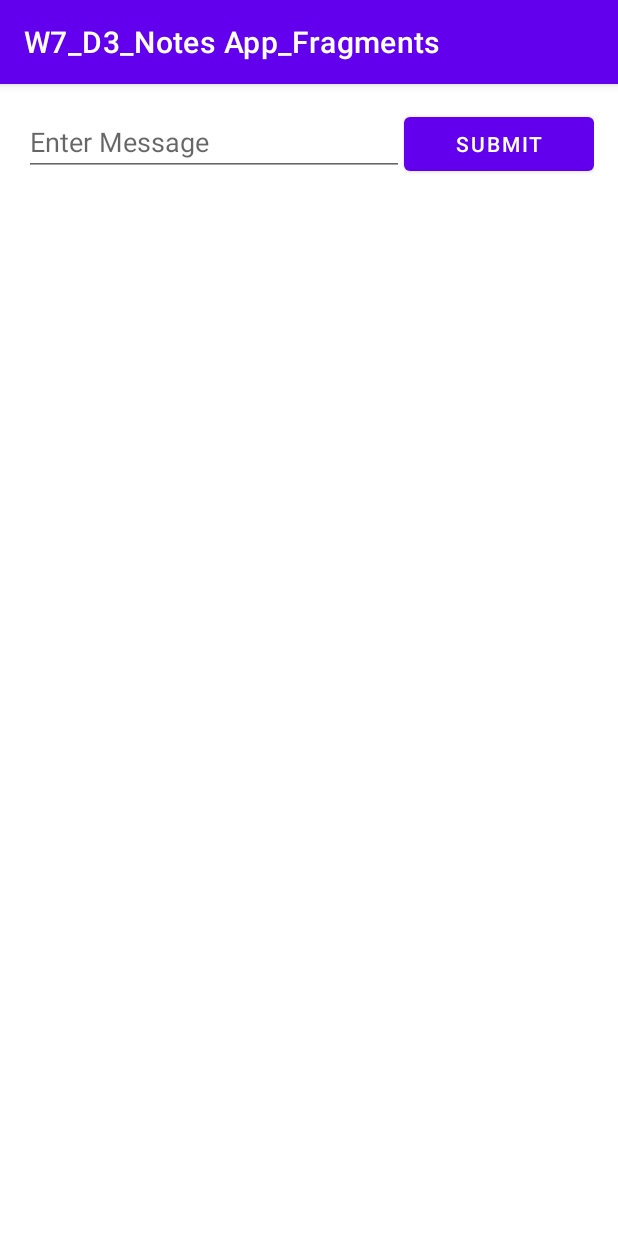
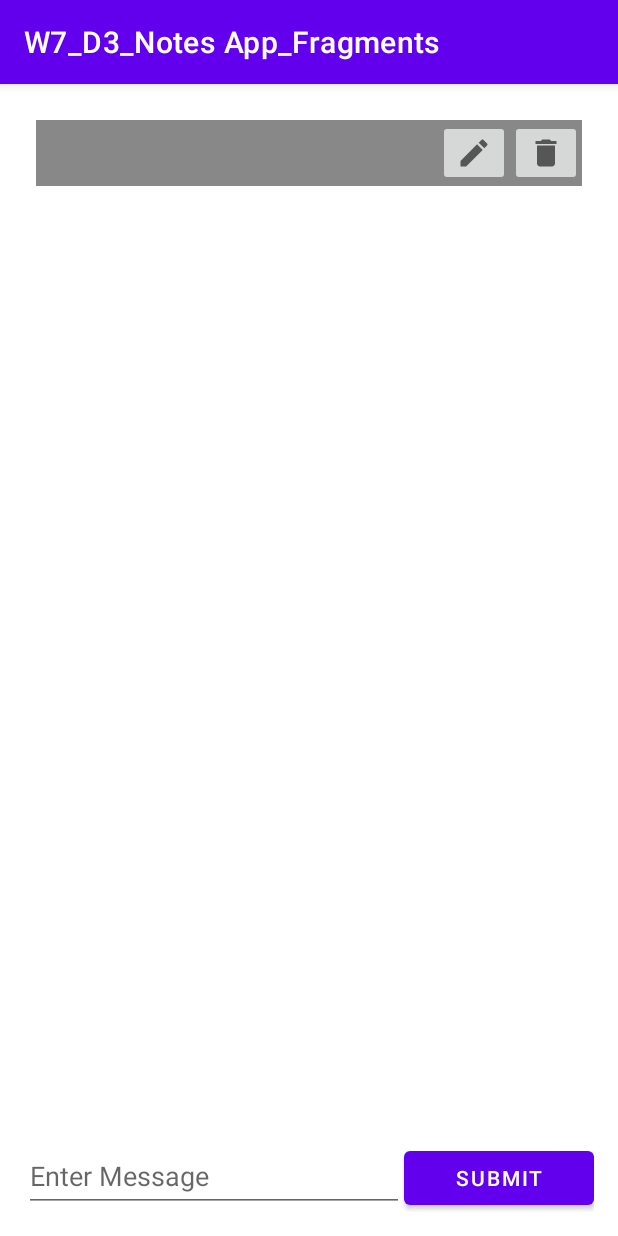
Before and after one commit to zoozi515/Notes-App-Fragments-, an Android app: the screen it shows after launch (MainActivity), after a tap on "SUBMIT", on a phone screen of 412 x 824 dp. Run offline under Robolectric (Android 15) with nearby library versions, the phone set to English and light mode, and no system bars; our stand-ins replace Room's generated code.

Commit message:
Notes App Fragment - Version #3 -> fixing appearance issues

```diff
--- a/app/src/main/res/layout/fragment_home.xml
+++ b/app/src/main/res/layout/fragment_home.xml
@@ -8,16 +8,21 @@
     android:padding="8dp"
     tools:context=".HomeFragment">
 
+    <androidx.constraintlayout.widget.ConstraintLayout
+        android:layout_width="match_parent"
+        android:layout_height="match_parent">
+
         <androidx.recyclerview.widget.RecyclerView
             android:id="@+id/recyclerView"
             android:layout_width="match_parent"
             android:layout_height="0dp"
             android:layout_margin="8dp"
+            android:layout_weight="1"
+            app:layout_constraintBottom_toTopOf="@id/linearLayout"
             app:layout_constraintEnd_toEndOf="parent"
-        app:layout_constraintHorizontal_bias="0.0"
+            app:layout_constraintHorizontal_bias="1.0"
             app:layout_constraintStart_toStartOf="parent"
-        app:layout_constraintTop_toTopOf="parent"
-        app:layout_constraintBottom_toTopOf="@+id/linearLayout"/>
+            app:layout_constraintTop_toTopOf="parent" />
 
         <LinearLayout
             android:id="@+id/linearLayout"
@@ -25,11 +30,10 @@
             android:layout_height="wrap_content"
             android:orientation="horizontal"
             android:layout_margin="8dp"
+            app:layout_constraintTop_toBottomOf="@id/recyclerView"
             app:layout_constraintBottom_toBottomOf="parent"
-        app:layout_constraintStart_toStartOf="parent"
-        app:layout_constraintTop_toBottomOf="@+id/recyclerView"
-        app:layout_constraintTop_toTopOf="parent"
-        app:layout_constraintVertical_bias="1.0">
+            app:layout_constraintEnd_toEndOf="parent"
+            app:layout_constraintStart_toStartOf="parent">
 
             <EditText
                 android:id="@+id/messageEditText"
@@ -37,8 +41,9 @@
                 android:layout_height="wrap_content"
                 android:layout_weight="2"
                 android:ems="10"
+                android:hint="Enter Message"
                 android:inputType="textPersonName"
-            android:hint="Enter Message" />
+                android:minHeight="48dp" />
 
             <Button
                 android:id="@+id/saveButton"
@@ -47,5 +52,5 @@
                 android:layout_weight="1"
                 android:text="Submit" />
         </LinearLayout>
-
+    </androidx.constraintlayout.widget.ConstraintLayout>
 </FrameLayout>
```
Lines whose indentation alone changed are shown as unchanged.
